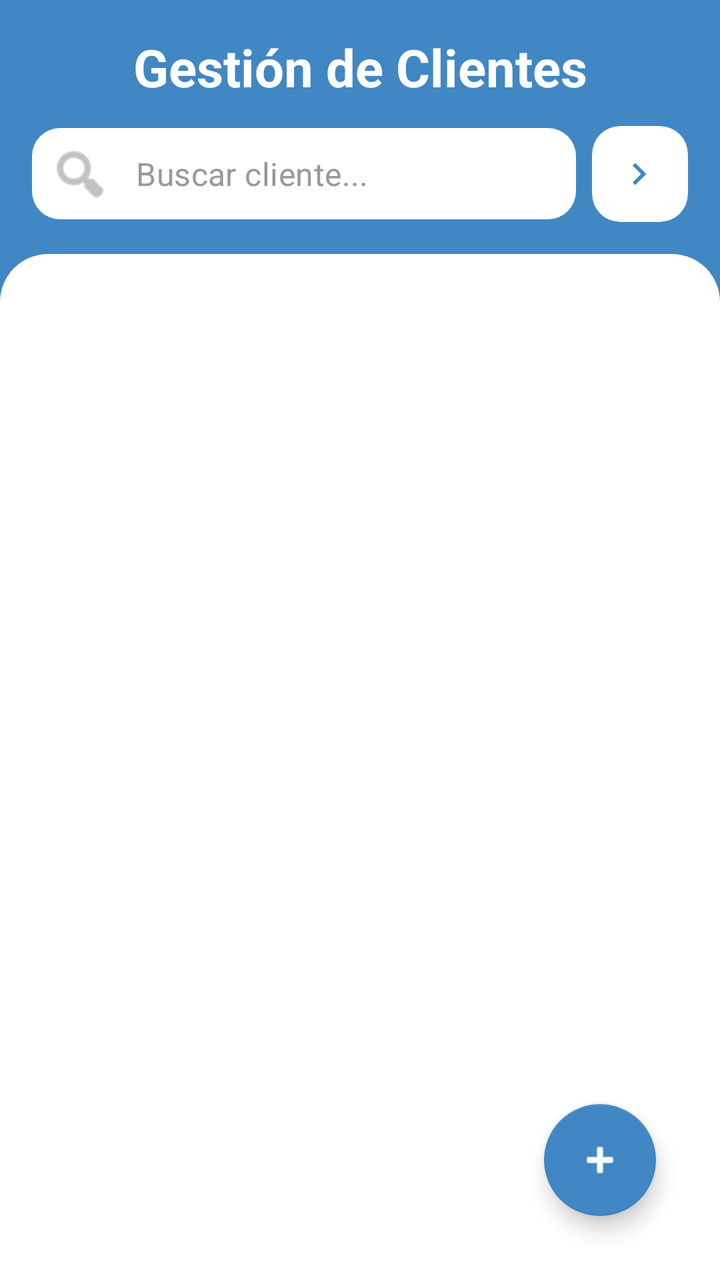
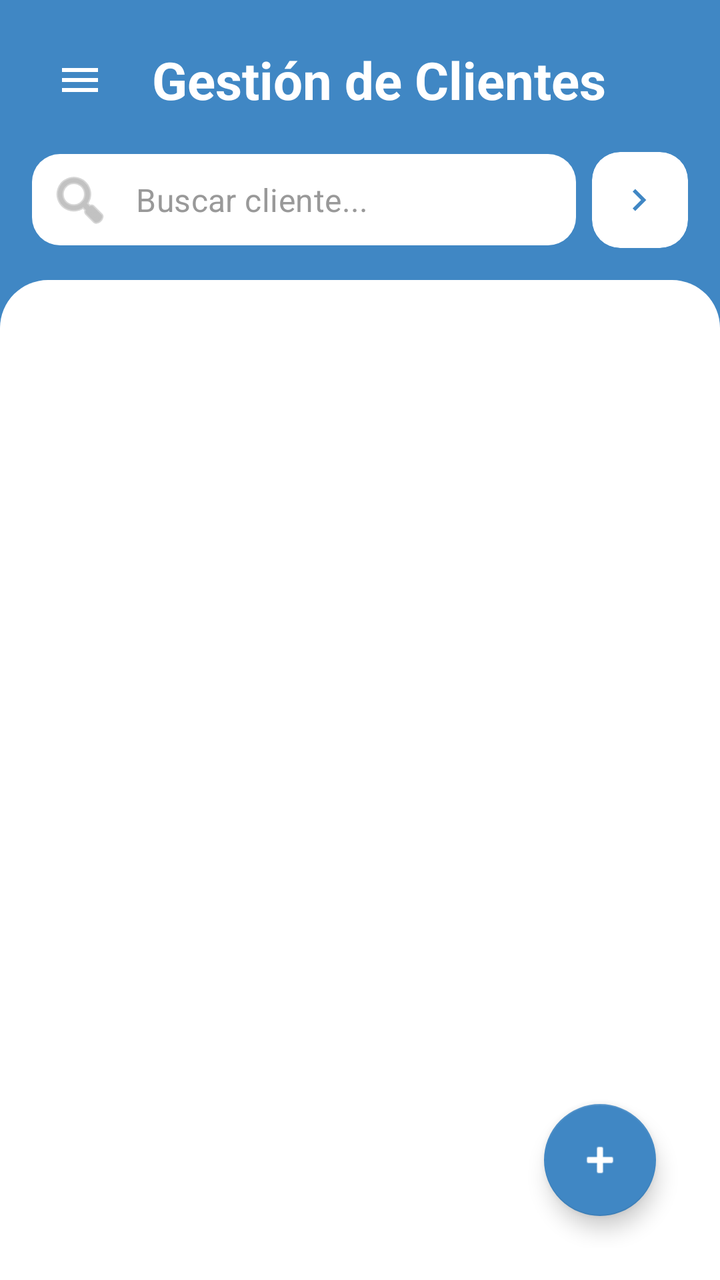

The first picture is an Android layout as it rendered before a commit; the second is the same layout after the commit. The layout source and the unified diff follow.
<!-- AndroidManifest.xml: application theme Theme.FollowUp -->
<!-- res/layout/fragment_clientes.xml -->
<?xml version="1.0" encoding="utf-8"?>
<androidx.constraintlayout.widget.ConstraintLayout xmlns:android="http://schemas.android.com/apk/res/android"
    xmlns:app="http://schemas.android.com/apk/res-auto"
    xmlns:tools="http://schemas.android.com/tools"
    android:layout_width="match_parent"
    android:layout_height="match_parent"
    android:background="@color/background_header"
    tools:context=".fragments.ClientesFragment">

    
    <androidx.constraintlayout.widget.ConstraintLayout
        android:id="@+id/header_container"
        android:layout_width="match_parent"
        android:layout_height="wrap_content"
        app:layout_constraintTop_toTopOf="parent">

        
        <TextView
            android:id="@+id/title"
            android:layout_width="0dp"
            android:layout_height="wrap_content"
            android:layout_marginTop="16dp"
            android:gravity="center"
            android:text="Gestión de Clientes"
            android:textColor="@color/always_white"
            android:textSize="26sp"
            android:textStyle="bold"
            app:layout_constraintEnd_toEndOf="parent"
            app:layout_constraintStart_toStartOf="parent"
            app:layout_constraintTop_toTopOf="parent" />

        
        <com.google.android.material.textfield.TextInputLayout
            android:id="@+id/til_search"
            style="@style/Widget.MaterialComponents.TextInputLayout.FilledBox.Dense"
            android:layout_width="0dp"
            android:layout_height="wrap_content"
            android:layout_marginStart="16dp"
            android:layout_marginTop="12dp"
            android:layout_marginEnd="8dp"
            android:layout_marginBottom="16dp"
            app:boxBackgroundColor="@color/white"
            app:boxCornerRadiusBottomEnd="14dp"
            app:boxCornerRadiusBottomStart="14dp"
            app:boxCornerRadiusTopEnd="14dp"
            app:boxCornerRadiusTopStart="14dp"
            app:boxStrokeWidth="0dp"
            app:boxStrokeWidthFocused="0dp"
            app:hintEnabled="false"
            app:layout_constraintBottom_toBottomOf="parent"
            app:layout_constraintEnd_toStartOf="@id/btn_filtro_estado"
            app:layout_constraintStart_toStartOf="parent"
            app:layout_constraintTop_toBottomOf="@id/title"
            app:startIconDrawable="@android:drawable/ic_menu_search"
            app:startIconTint="@color/hint_color">

            <com.google.android.material.textfield.TextInputEditText
                android:id="@+id/search"
                android:layout_width="match_parent"
                android:layout_height="wrap_content"
                android:hint="Buscar cliente..."
                android:inputType="text"
                android:paddingVertical="12dp"
                android:background="@drawable/bg_dialog_rounded"/>
        </com.google.android.material.textfield.TextInputLayout>

        
        <com.google.android.material.card.MaterialCardView
            android:id="@+id/btn_filtro_estado"
            android:layout_width="48dp"
            android:layout_height="0dp"
            android:layout_marginEnd="16dp"
            android:clickable="true"
            android:focusable="true"
            app:cardBackgroundColor="@color/surface_secondary"
            app:cardCornerRadius="14dp"
            app:cardElevation="0dp"
            app:layout_constraintBottom_toBottomOf="@id/til_search"
            app:layout_constraintEnd_toEndOf="parent"
            app:layout_constraintTop_toTopOf="@id/til_search">

            <ImageView
                android:layout_width="22dp"
                android:layout_height="22dp"
                android:layout_gravity="center"
                android:src="@drawable/ic_toggle"
                app:tint="@color/primary_blue" />

        </com.google.android.material.card.MaterialCardView>

    </androidx.constraintlayout.widget.ConstraintLayout>

    
    <androidx.constraintlayout.widget.ConstraintLayout
        android:id="@+id/content_container"
        android:layout_width="match_parent"
        android:layout_height="0dp"
        android:background="@drawable/background_content_top_rounded"
        android:padding="16dp"
        app:layout_constraintBottom_toBottomOf="parent"
        app:layout_constraintTop_toBottomOf="@id/header_container">

        
        <androidx.recyclerview.widget.RecyclerView
            android:id="@+id/rv_clientes"
            android:layout_width="0dp"
            android:layout_height="0dp"
            android:clipToPadding="false"
            android:paddingBottom="96dp"
            app:layout_constraintBottom_toBottomOf="parent"
            app:layout_constraintEnd_toEndOf="parent"
            app:layout_constraintStart_toStartOf="parent"
            app:layout_constraintTop_toTopOf="parent" />

        
        <LinearLayout
            android:id="@+id/dropdown_estados"
            android:layout_width="180dp"
            android:layout_height="wrap_content"
            android:background="@drawable/bg_dropdown"
            android:elevation="16dp"
            android:orientation="vertical"
            android:paddingVertical="8dp"
            android:visibility="gone"
            app:layout_constraintEnd_toEndOf="parent"
            app:layout_constraintTop_toTopOf="parent">

            
            <TextView
                android:id="@+id/filtro_todos"
                android:layout_width="match_parent"
                android:layout_height="48dp"
                android:background="?attr/selectableItemBackground"
                android:clickable="true"
                android:focusable="true"
                android:gravity="center_vertical"
                android:paddingHorizontal="16dp"
                android:text="Todos"
                android:textColor="@color/text_primary"
                android:textSize="14sp" />

            <View
                android:layout_width="match_parent"
                android:layout_height="1dp"
                android:layout_marginStart="12dp"
                android:layout_marginEnd="12dp"
                android:background="#F2F4F7" />

            
            <TextView
                android:id="@+id/filtro_nuevo_cliente"
                android:layout_width="match_parent"
                android:layout_height="48dp"
                android:background="?attr/selectableItemBackground"
                android:clickable="true"
                android:focusable="true"
                android:gravity="center_vertical"
                android:paddingHorizontal="16dp"
                android:text="Nuevo Cliente"
                android:textColor="#286DFF"
                android:textSize="14sp" />

            <View
                android:layout_width="match_parent"
                android:layout_height="1dp"
                android:layout_marginStart="12dp"
                android:layout_marginEnd="12dp"
                android:background="#F2F4F7" />

            
            <TextView
                android:id="@+id/filtro_pago_pendiente"
                android:layout_width="match_parent"
                android:layout_height="48dp"
                android:background="?attr/selectableItemBackground"
                android:clickable="true"
                android:focusable="true"
                android:gravity="center_vertical"
                android:paddingHorizontal="16dp"
                android:text="Pago Pendiente"
                android:textColor="#F79009"
                android:textSize="14sp" />

            <View
                android:layout_width="match_parent"
                android:layout_height="1dp"
                android:layout_marginStart="12dp"
                android:layout_marginEnd="12dp"
                android:background="#F2F4F7" />

            
            <TextView
                android:id="@+id/filtro_pago_realizado"
                android:layout_width="match_parent"
                android:layout_height="48dp"
                android:background="?attr/selectableItemBackground"
                android:clickable="true"
                android:focusable="true"
                android:gravity="center_vertical"
                android:paddingHorizontal="16dp"
                android:text="Pago Realizado"
                android:textColor="#12B76A"
                android:textSize="14sp" />

            <View
                android:layout_width="match_parent"
                android:layout_height="1dp"
                android:layout_marginStart="12dp"
                android:layout_marginEnd="12dp"
                android:background="#F2F4F7" />

            
            <TextView
                android:id="@+id/filtro_no_asignado"
                android:layout_width="match_parent"
                android:layout_height="48dp"
                android:background="?attr/selectableItemBackground"
                android:clickable="true"
                android:focusable="true"
                android:gravity="center_vertical"
                android:paddingHorizontal="16dp"
                android:text="No Asignado"
                android:textColor="#98A2B3"
                android:textSize="14sp" />

            <View
                android:layout_width="match_parent"
                android:layout_height="1dp"
                android:layout_marginStart="12dp"
                android:layout_marginEnd="12dp"
                android:background="#F2F4F7" />

            <TextView
                android:id="@+id/filtro_pago_caducado"
                android:layout_width="match_parent"
                android:layout_height="48dp"
                android:background="?attr/selectableItemBackground"
                android:clickable="true"
                android:focusable="true"
                android:gravity="center_vertical"
                android:paddingHorizontal="16dp"
                android:text="Pago Caducado"
                android:textColor="#F04438"
                android:textSize="14sp" />

        </LinearLayout>

        
        <View
            android:id="@+id/fab_overlay"
            android:layout_width="0dp"
            android:layout_height="0dp"
            android:alpha="0"
            android:background="@android:color/transparent"
            android:elevation="8dp"
            android:visibility="gone"
            app:layout_constraintBottom_toBottomOf="parent"
            app:layout_constraintEnd_toEndOf="parent"
            app:layout_constraintStart_toStartOf="parent"
            app:layout_constraintTop_toTopOf="parent" />

        
        <LinearLayout
            android:id="@+id/fab_menu_container"
            android:layout_width="wrap_content"
            android:layout_height="wrap_content"
            android:layout_marginEnd="16dp"
            android:layout_marginBottom="104dp"
            android:alpha="0"
            android:elevation="12dp"
            android:orientation="vertical"
            android:visibility="gone"
            app:layout_constraintBottom_toBottomOf="parent"
            app:layout_constraintEnd_toEndOf="parent">

            <com.google.android.material.button.MaterialButton
                android:id="@+id/btn_nuevo_cliente"
                style="@style/Widget.MaterialComponents.Button"
                android:layout_width="wrap_content"
                android:layout_height="wrap_content"
                android:minHeight="48dp"
                android:text="Agregar cliente"
                android:textAllCaps="false"
                android:textColor="@color/primary_blue"
                app:backgroundTint="@color/primary_blue_surface"
                app:icon="@android:drawable/ic_input_add"
                app:iconPadding="8dp"
                app:iconTint="@color/primary_blue" />
        </LinearLayout>

        
        <com.google.android.material.floatingactionbutton.FloatingActionButton
            android:id="@+id/fab_main"
            android:layout_width="wrap_content"
            android:layout_height="wrap_content"
            android:layout_marginEnd="16dp"
            android:layout_marginBottom="16dp"
            android:elevation="16dp"
            android:src="@android:drawable/ic_input_add"
            app:backgroundTint="@color/primary_blue"
            app:layout_constraintBottom_toBottomOf="parent"
            app:layout_constraintEnd_toEndOf="parent"
            app:tint="@color/always_white" />

    </androidx.constraintlayout.widget.ConstraintLayout>

</androidx.constraintlayout.widget.ConstraintLayout>
<!-- resources referenced by this layout -->
<resources>
  <color name="always_white">#FFFFFF</color>
  <color name="background_header">@color/primary_blue</color>
  <color name="hint_color">@color/text_hint</color>
  <color name="primary_blue">#FF4087C4</color>
  <color name="primary_blue_surface">#FFE8F1FF</color>
  <color name="surface_secondary">#FFFFFFFF</color>
  <color name="text_primary">#FF1E2939</color>
  <color name="white">#FFFFFFFF</color>
  <!-- drawable background_content_top_rounded (drawable) -->
  <?xml version="1.0" encoding="utf-8"?>
  <shape xmlns:android="http://schemas.android.com/apk/res/android"
      android:shape="rectangle">
      <solid android:color="@color/surface_secondary" />
      <corners
          android:topLeftRadius="24dp"
          android:topRightRadius="24dp" />
  </shape>
  <!-- drawable bg_dialog_rounded (drawable) -->
  <?xml version="1.0" encoding="utf-8"?>
  <shape xmlns:android="http://schemas.android.com/apk/res/android"
      android:shape="rectangle">
      <solid android:color="@color/surface_secondary" />
      <corners android:radius="14dp" />
  </shape>
  <!-- drawable bg_dropdown (drawable) -->
  <?xml version="1.0" encoding="utf-8"?>
  <shape xmlns:android="http://schemas.android.com/apk/res/android"
      android:shape="rectangle">
      <solid android:color="@color/white" />
      <corners android:radius="16dp" />
      <stroke android:width="1dp" android:color="#F2F4F7" />
  </shape>
  <!-- drawable ic_toggle (drawable) -->
  <vector xmlns:android="http://schemas.android.com/apk/res/android" android:autoMirrored="true" android:height="24dp" android:tint="#000000" android:viewportHeight="960" android:viewportWidth="960" android:width="24dp">
        
      <path android:fillColor="@android:color/white" android:pathData="M504,480L320,296L376,240L616,480L376,720L320,664L504,480Z"/>
      
  </vector>
  <style name="Theme.FollowUp" parent="Theme.MaterialComponents.DayNight.NoActionBar">
          <item name="colorPrimary">@color/primary_blue</item>
          <item name="colorPrimaryVariant">@color/primary_blue</item>
          <item name="colorOnPrimary">@color/white</item>
          <item name="android:windowBackground">@color/surface_primary</item>
          <item name="android:textColorPrimary">@color/text_primary</item>
          <item name="android:textColorSecondary">@color/text_secondary</item>
          <item name="android:textColorHint">@color/text_hint</item>
          <item name="boxStrokeColor">@color/primary_blue</item>
          <item name="materialAlertDialogTheme">@style/ThemeOverlay.FollowUp.Dialog</item>
      </style>
  <color name="text_hint">#FF999999</color>
  <color name="surface_primary">#FFFFFFFF</color>
  <color name="text_secondary">#FF6C757D</color>
  <style name="ThemeOverlay.FollowUp.Dialog" parent="ThemeOverlay.MaterialComponents.MaterialAlertDialog">
          <item name="android:background">@color/surface_primary</item>
      </style>
</resources>

<!-- the commit's change to res/layout/fragment_clientes.xml (unified diff, before → after) -->
@@ -15,18 +15,33 @@
         app:layout_constraintTop_toTopOf="parent">
 
         
+        <ImageButton
+            android:id="@+id/btnMenu"
+            android:layout_width="48dp"
+            android:layout_height="48dp"
+            android:layout_marginStart="16dp"
+            android:layout_marginTop="16dp"
+            android:background="?attr/selectableItemBackgroundBorderless"
+            android:src="@drawable/ic_menu"
+            android:contentDescription="@string/abrir_menu_desc"
+            app:layout_constraintStart_toStartOf="parent"
+            app:layout_constraintTop_toTopOf="parent"
+            app:tint="@color/always_white" />
+
+        
         <TextView
             android:id="@+id/title"
             android:layout_width="0dp"
-            android:layout_height="wrap_content"
+            android:layout_height="48dp"
+            android:layout_marginStart="12dp"
             android:layout_marginTop="16dp"
-            android:gravity="center"
-            android:text="Gestión de Clientes"
+            android:gravity="center_vertical|start"
+            android:text="@string/gestion_de_clientes_title"
             android:textColor="@color/always_white"
             android:textSize="26sp"
             android:textStyle="bold"
             app:layout_constraintEnd_toEndOf="parent"
-            app:layout_constraintStart_toStartOf="parent"
+            app:layout_constraintStart_toEndOf="@+id/btnMenu"
             app:layout_constraintTop_toTopOf="parent" />
 
         
@@ -58,7 +73,7 @@
                 android:id="@+id/search"
                 android:layout_width="match_parent"
                 android:layout_height="wrap_content"
-                android:hint="Buscar cliente..."
+                android:hint="@string/buscar_cliente_hint"
                 android:inputType="text"
                 android:paddingVertical="12dp"
                 android:background="@drawable/bg_dialog_rounded"/>
<!-- resource entries referenced after the edit -->
@@ -32,12 +32,21 @@
       <corners android:radius="16dp" />
       <stroke android:width="1dp" android:color="#F2F4F7" />
   </shape>
+  <!-- drawable ic_menu (drawable) -->
+  <vector xmlns:android="http://schemas.android.com/apk/res/android" android:height="24dp" android:tint="#000000" android:viewportHeight="960" android:viewportWidth="960" android:width="24dp">
+        
+      <path android:fillColor="@android:color/white" android:pathData="M120,720L120,640L840,640L840,720L120,720ZM120,520L120,440L840,440L840,520L120,520ZM120,320L120,240L840,240L840,320L120,320Z"/>
+      
+  </vector>
   <!-- drawable ic_toggle (drawable) -->
   <vector xmlns:android="http://schemas.android.com/apk/res/android" android:autoMirrored="true" android:height="24dp" android:tint="#000000" android:viewportHeight="960" android:viewportWidth="960" android:width="24dp">
         
       <path android:fillColor="@android:color/white" android:pathData="M504,480L320,296L376,240L616,480L376,720L320,664L504,480Z"/>
       
   </vector>
+  <string name="abrir_menu_desc">Abrir menú</string>
+  <string name="buscar_cliente_hint">Buscar cliente...</string>
+  <string name="gestion_de_clientes_title">Gestión de Clientes</string>
   <style name="Theme.FollowUp" parent="Theme.MaterialComponents.DayNight.NoActionBar">
           <item name="colorPrimary">@color/primary_blue</item>
           <item name="colorPrimaryVariant">@color/primary_blue</item>
